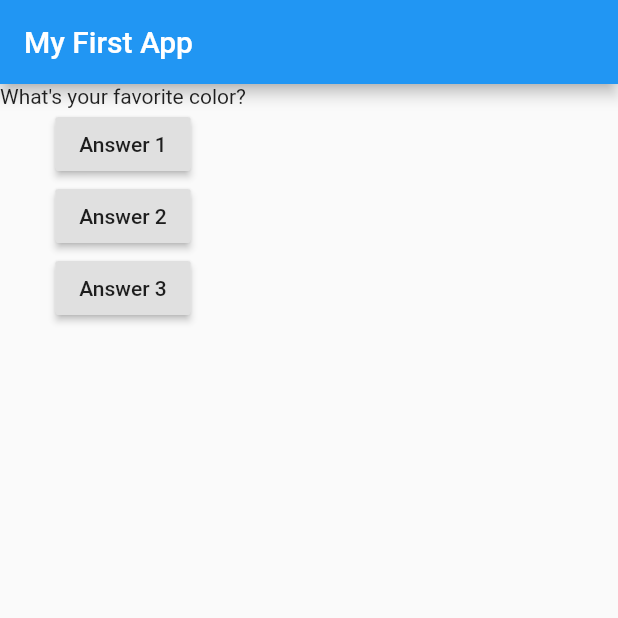
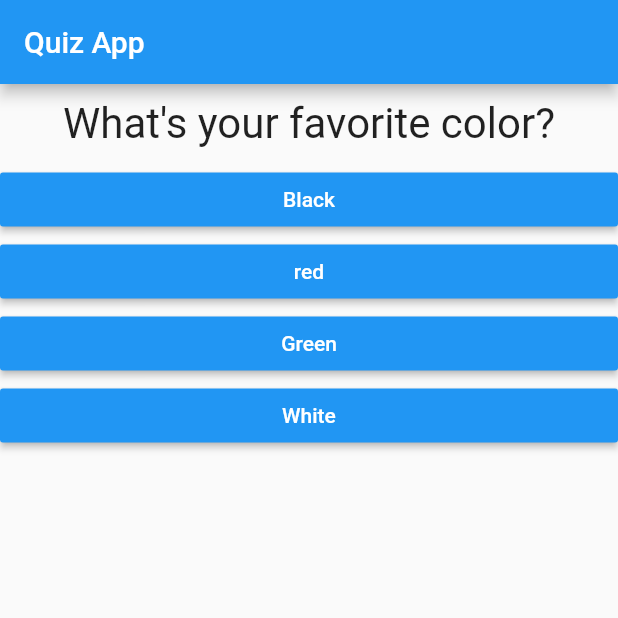
Before and after one commit to jamil-qn/basic-flutter-project, a Flutter app: the screen it shows after launch, on a phone screen of 412 x 824 dp, the top half of it. Run offline on Flutter 3.47's test engine with Material 2 defaults, Android fonts, the phone set to English and light mode, and no system bars.

Commit message:
completed the quiz app and build some own widget for bether handling ui

```diff
--- /dev/null
+++ b/lib/answer.dart
@@ -0,0 +1,19 @@
+import 'package:flutter/material.dart';
+
+class Answer extends StatelessWidget {
+  final VoidCallback selectHandler;
+  final String answerText;
+  Answer(this.selectHandler, this.answerText);
+  @override
+  Widget build(BuildContext context) {
+    return Container(
+      width: double.infinity,
+      child: RaisedButton(
+        color: Colors.blue,
+        textColor: Colors.white,
+        child: Text(answerText),
+        onPressed: selectHandler,
+      ),
+    );
+  }
+}
--- a/lib/main.dart
+++ b/lib/main.dart
@@ -1,45 +1,85 @@
 import 'package:flutter/material.dart';
+
+import './quiz.dart';
+import './result.dart';
 
 // void main() {
 //   runApp(MyApp());
 // }
 void main() => runApp(MyApp());
 
-class MyApp extends StatelessWidget {
-  var questionIndex = 0;
+class MyApp extends StatefulWidget {
+  @override
+  State<StatefulWidget> createState() {
+    return _MyAppState();
+  }
+}
 
-  void answerQuestion() {
-    questionIndex++;
+class _MyAppState extends State<MyApp> {
+  final _questions = const [
+    {
+      'questionText': 'What\'s your favorite color?',
+      'answers': [
+        {'text': 'Black', 'score': 10},
+        {'text': 'red', 'score': 5},
+        {'text': 'Green', 'score': 3},
+        {'text': 'White', 'score': 1}
+      ]
+    },
+    {
+      'questionText': 'What\'s your favorite animal?',
+      'answers': [
+        {'text': 'Rabit', 'score': 4},
+        {'text': 'Snake', 'score': 11},
+        {'text': 'Elephant', 'score': 7},
+        {'text': 'Lion', 'score': 20}
+      ]
+    },
+    {
+      'questionText': 'What\'s your favorite instructor?',
+      'answers': [
+        {'text': 'Jamil', 'score': 17},
+        {'text': 'Max', 'score': 5},
+        {'text': 'Scott', 'score': 12},
+        {'text': 'John', 'score': 2}
+      ]
+    },
+  ];
+  var _questionIndex = 0;
+  var _totalScore = 0;
+
+  void _resetQuiz() {
+    setState(() {
+      _questionIndex = 0;
+      _totalScore = 0;
+    });
+  }
+
+  void _answerQuestion(int score) {
+    _totalScore += score;
+    print(_totalScore);
+    setState(() {
+      _questionIndex++;
+    });
+    if (_questionIndex < _questions.length) {
+      print('We have more questions!');
+    }
   }
 
   @override
   Widget build(BuildContext context) {
-    var questions = [
-      'What\'s your favorite color?',
-      'What\'s your favorite animal?'
-    ];
     return MaterialApp(
+      debugShowCheckedModeBanner: false,
       home: Scaffold(
         appBar: AppBar(
-          title: Text('My First App'),
+          title: Text('Quiz App'),
         ),
-        body: Column(
-          children: [
-            Text(questions.elementAt(questionIndex)),
-            RaisedButton(
-              child: Text('Answer 1'),
-              onPressed: answerQuestion,
-            ),
-            RaisedButton(
-              child: Text('Answer 2'),
-              onPressed: () => print('Answer 2 chosen'),
-            ),
-            RaisedButton(
-              child: Text('Answer 3'),
-              onPressed: answerQuestion,
-            ),
-          ],
-        ),
+        body: _questionIndex < _questions.length
+            ? Quiz(
+                questions: _questions,
+                answerQuestion: _answerQuestion,
+                questionIndex: _questionIndex)
+            : Result(_totalScore, _resetQuiz),
       ),
     );
   }
--- /dev/null
+++ b/lib/question.dart
@@ -0,0 +1,19 @@
+import 'package:flutter/material.dart';
+
+class Question extends StatelessWidget {
+  final String questionText;
+
+  Question(this.questionText);
+  @override
+  Widget build(BuildContext context) {
+    return Container(
+      width: double.infinity,
+      margin: EdgeInsets.all(10),
+      child: Text(
+        questionText,
+        style: TextStyle(fontSize: 28),
+        textAlign: TextAlign.center,
+      ),
+    );
+  }
+}
--- /dev/null
+++ b/lib/quiz.dart
@@ -0,0 +1,30 @@
+import 'package:flutter/material.dart';
+import './question.dart';
+import './answer.dart';
+
+class Quiz extends StatelessWidget {
+  final List<Map<String, Object>> questions;
+  final int questionIndex;
+  final ValueSetter<int> answerQuestion;
+
+  Quiz(
+      {required this.questions,
+      required this.answerQuestion,
+      required this.questionIndex});
+
+  @override
+  Widget build(BuildContext context) {
+    return Column(
+      children: [
+        Question(
+          questions.elementAt(questionIndex)['questionText'] as String,
+        ),
+        ...(questions[questionIndex]['answers']
+                as List<Map<String, Object>>)
+            .map((answer) {
+          return Answer(() => answerQuestion(answer['score'] as int), answer['text'] as String);
+        }).toList()
+      ],
+    );
+  }
+}
```
Also changed, not shown: lib/result.dart (added, +61 -0 lines).
